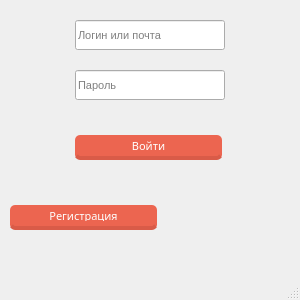
First picture: the form in src/client/mainwindow.ui, repository RanHum/ZLP-Library, before the edit.
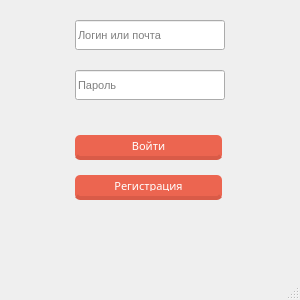
Second picture: the form after the edit.

Patch:
```diff
--- a/src/client/mainwindow.ui
+++ b/src/client/mainwindow.ui
@@ -32,8 +32,8 @@
    <widget class="QPushButton" name="pushButton">
     <property name="geometry">
      <rect>
-      <x>10</x>
-      <y>200</y>
+      <x>75</x>
+      <y>170</y>
       <width>150</width>
       <height>30</height>
      </rect>
```
